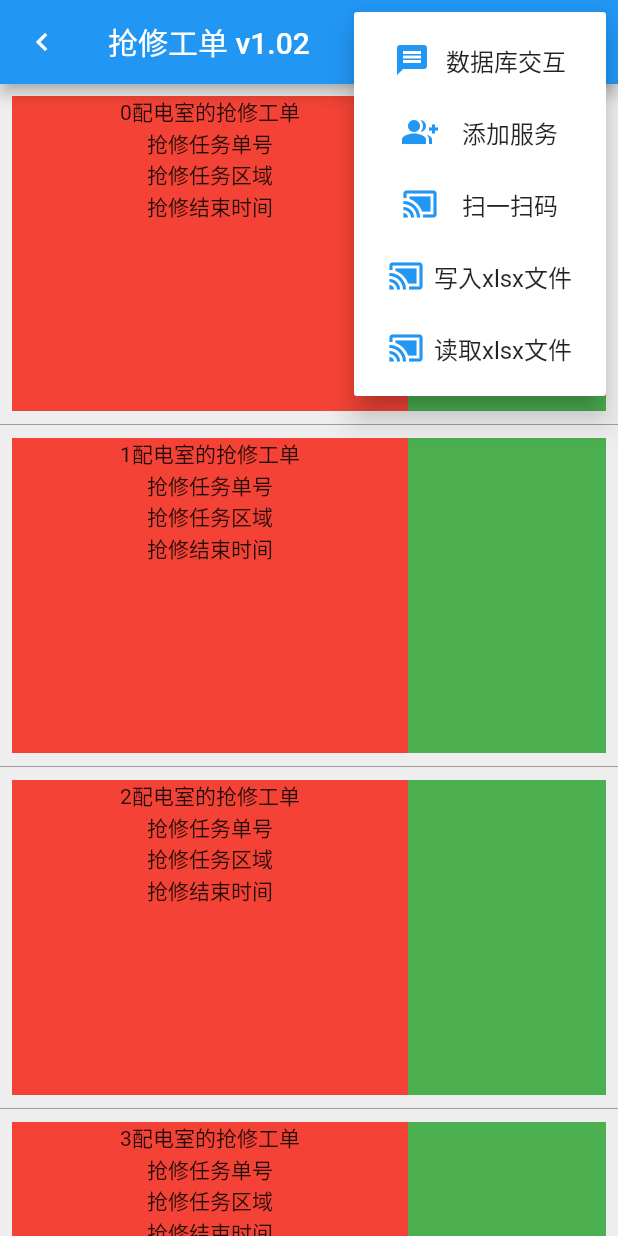
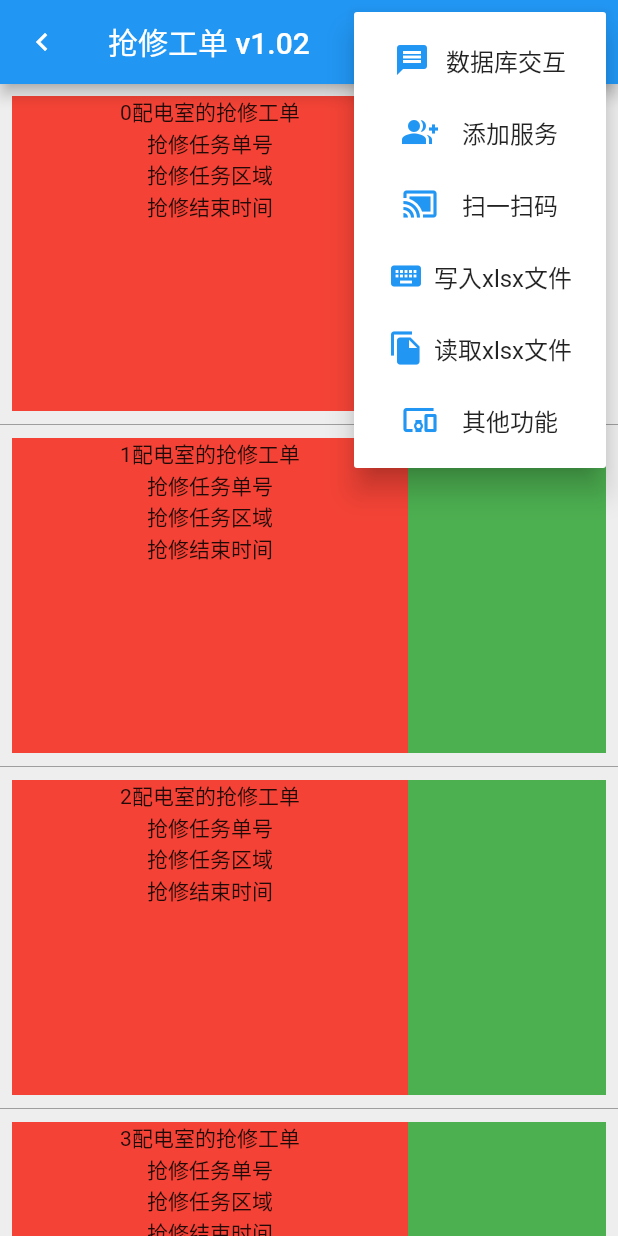
Before and after one commit to libz1/flutter_app, a Flutter app: the screen it shows after launch, after a tap on the "more vert" icon, on a phone screen of 412 x 824 dp. Run offline on Flutter 3.47's test engine with Material 2 defaults, Android fonts, the phone set to English and light mode, and no system bars; our stand-ins replace file_picker, sqflite; missing offline and left inert: excel, images_picker, scan; accounts and stored records are empty.

Commit message:
弹出菜单调整及补充

```diff
--- a/lib/main.dart
+++ b/lib/main.dart
@@ -696,8 +696,9 @@ class _HomePage3State extends State<HomePage3> {
                 buildPopupMenuItem(Icons.message, '数据库交互', 'A'),
                 buildPopupMenuItem(Icons.group_add, '添加服务', 'B'),
                 buildPopupMenuItem(Icons.cast_connected, '扫一扫码', 'C'),
-                buildPopupMenuItem(Icons.cast_connected, '写入xlsx文件', 'D'),
-                buildPopupMenuItem(Icons.cast_connected, '读取xlsx文件', 'E'),
+                buildPopupMenuItem(Icons.keyboard, '写入xlsx文件', 'D'),
+                buildPopupMenuItem(Icons.file_copy, '读取xlsx文件', 'E'),
+                buildPopupMenuItem(Icons.devices_other, '其他功能', 'F'),
               ],
               onSelected: (String action) {
                 // 点击选项的时候
```
